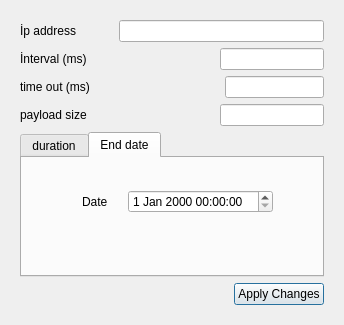
This is QTDesigns/Change_parameters.ui in Gorkembukel/MonitorNetworkConnectivityV2 as Qt 5 draws it before an edit. The edited form follows.
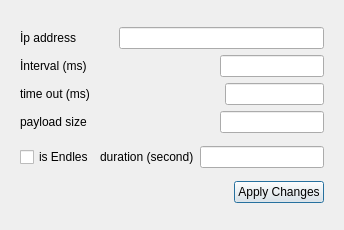
This is the edited form. The open tabs and pages were chosen to show the change. Icons and pictures are not drawn.

What changed in the file:
```diff
--- a/QTDesigns/Change_parameters.ui
+++ b/QTDesigns/Change_parameters.ui
@@ -7,7 +7,7 @@
     <x>0</x>
     <y>0</y>
     <width>344</width>
-    <height>325</height>
+    <height>230</height>
    </rect>
   </property>
   <property name="windowTitle">
@@ -185,34 +185,11 @@
        </layout>
       </item>
       <item>
-       <widget class="QTabWidget" name="tabWidget">
-        <property name="enabled">
-         <bool>true</bool>
-        </property>
-        <property name="currentIndex">
-         <number>0</number>
-        </property>
-        <property name="documentMode">
-         <bool>false</bool>
-        </property>
-        <property name="tabsClosable">
-         <bool>false</bool>
-        </property>
-        <property name="movable">
-         <bool>false</bool>
-        </property>
-        <property name="tabBarAutoHide">
-         <bool>false</bool>
-        </property>
-        <widget class="QWidget" name="tab_duration">
-         <attribute name="title">
-          <string>duration</string>
-         </attribute>
-         <layout class="QHBoxLayout" name="horizontalLayout_6">
+       <layout class="QHBoxLayout" name="horizontalLayout_4">
           <item>
            <widget class="QCheckBox" name="checkBox_infinite">
             <property name="text">
-             <string>CheckBox</string>
+           <string>is Endles</string>
             </property>
            </widget>
           </item>
@@ -227,35 +204,6 @@
            <widget class="QLineEdit" name="lineEdit_duration"/>
           </item>
          </layout>
-        </widget>
-        <widget class="QWidget" name="tab_endDAte">
-         <attribute name="title">
-          <string>End date</string>
-         </attribute>
-         <widget class="QWidget" name="layoutWidget">
-          <property name="geometry">
-           <rect>
-            <x>60</x>
-            <y>30</y>
-            <width>191</width>
-            <height>28</height>
-           </rect>
-          </property>
-          <layout class="QHBoxLayout" name="horizontalLayout_7">
-           <item>
-            <widget class="QLabel" name="label_5">
-             <property name="text">
-              <string>Date </string>
-             </property>
-            </widget>
-           </item>
-           <item>
-            <widget class="QDateTimeEdit" name="dateTimeEdit"/>
-           </item>
-          </layout>
-         </widget>
-        </widget>
-       </widget>
       </item>
       <item>
        <layout class="QHBoxLayout" name="horizontalLayout_5">
@@ -277,6 +225,16 @@
           <property name="text">
            <string>Apply Changes</string>
           </property>
+          <property name="icon">
+           <iconset resource="../resources.qrc">
+            <normaloff>:/icons/icons/check.svg</normaloff>:/icons/icons/check.svg</iconset>
+          </property>
+          <property name="iconSize">
+           <size>
+            <width>24</width>
+            <height>24</height>
+           </size>
+          </property>
          </widget>
         </item>
        </layout>
```
Left out of the diff: 44 changed lines with no effect on the pictures. Lines whose indentation alone changed are shown as unchanged.
